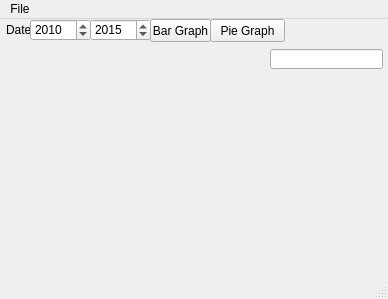
Above: mainwindow.ui from TeamGrapefuit/SourceCode before the change. Below: the same form after it.
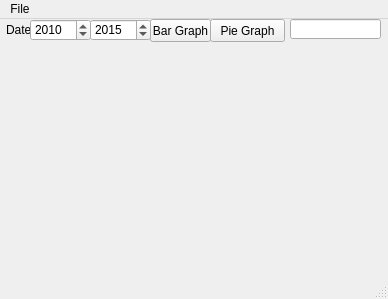
That is the form after the change.

```diff
--- a/mainwindow.ui
+++ b/mainwindow.ui
@@ -90,16 +90,6 @@
      <number>2015</number>
     </property>
    </widget>
-   <widget class="QLineEdit" name="lineEdit">
-    <property name="geometry">
-     <rect>
-      <x>270</x>
-      <y>30</y>
-      <width>113</width>
-      <height>20</height>
-     </rect>
-    </property>
-   </widget>
    <widget class="QPushButton" name="pushButton_2">
     <property name="geometry">
      <rect>
@@ -113,6 +103,16 @@
      <string>Pie Graph</string>
     </property>
    </widget>
+   <widget class="QLineEdit" name="lineEdit">
+    <property name="geometry">
+     <rect>
+      <x>290</x>
+      <y>0</y>
+      <width>91</width>
+      <height>20</height>
+     </rect>
+    </property>
+   </widget>
   </widget>
   <widget class="QMenuBar" name="menuBar">
    <property name="geometry">
```
Left out of the diff: 7 changed lines with no effect on the pictures.
